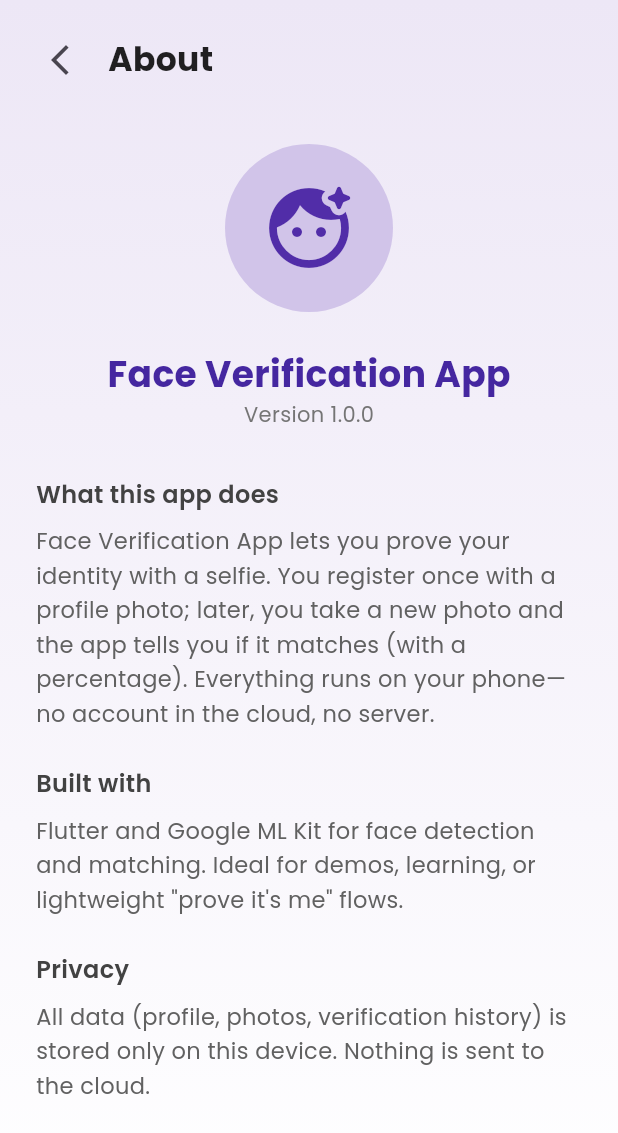
After one commit to V1shal-dev/facial_recognition_app, a Flutter app: the ProfileScreen screen opened directly, after a tap on "About", on a phone screen of 412 x 824 dp. The commit adds this screen. Shown: the top 1133 px of the screen. Run offline on Flutter 3.47's test engine with Material 3 defaults, Android fonts, the phone set to English and light mode, and no system bars; our stand-ins replace camera, flutter_animate, google_fonts, shared_preferences; missing offline and left inert: google_mlkit_face_detection; accounts and stored records are empty.

Commit message:
Add AboutScreen to provide app information and navigation from ProfileScreen

```diff
--- /dev/null
+++ b/lib/screens/about_screen.dart
@@ -0,0 +1,155 @@
+import 'package:flutter/material.dart';
+
+class AboutScreen extends StatelessWidget {
+  const AboutScreen({Key? key}) : super(key: key);
+
+  static const String appName = 'Face Verification App';
+  static const String version = '1.0.0';
+
+  @override
+  Widget build(BuildContext context) {
+    return Scaffold(
+      body: Container(
+        decoration: BoxDecoration(
+          gradient: LinearGradient(
+            begin: Alignment.topCenter,
+            end: Alignment.bottomCenter,
+            colors: [
+              Colors.deepPurple.shade50,
+              Colors.white,
+            ],
+          ),
+        ),
+        child: SafeArea(
+          child: Column(
+            children: [
+              Padding(
+                padding: const EdgeInsets.all(16.0),
+                child: Row(
+                  children: [
+                    IconButton(
+                      icon: const Icon(Icons.arrow_back_ios_new),
+                      onPressed: () => Navigator.pop(context),
+                    ),
+                    const SizedBox(width: 8),
+                    const Text(
+                      'About',
+                      style: TextStyle(
+                        fontSize: 22,
+                        fontWeight: FontWeight.bold,
+                        color: Colors.black87,
+                      ),
+                    ),
+                  ],
+                ),
+              ),
+              Expanded(
+                child: SingleChildScrollView(
+                  padding: const EdgeInsets.symmetric(horizontal: 24),
+                  child: Column(
+                    crossAxisAlignment: CrossAxisAlignment.start,
+                    children: [
+                      const SizedBox(height: 16),
+                      Center(
+                        child: Container(
+                          padding: const EdgeInsets.all(24),
+                          decoration: BoxDecoration(
+                            color: Colors.deepPurple.shade100,
+                            shape: BoxShape.circle,
+                          ),
+                          child: Icon(
+                            Icons.face_retouching_natural_rounded,
+                            size: 64,
+                            color: Colors.deepPurple.shade700,
+                          ),
+                        ),
+                      ),
+                      const SizedBox(height: 24),
+                      Center(
+                        child: Text(
+                          appName,
+                          style: TextStyle(
+                            fontSize: 24,
+                            fontWeight: FontWeight.bold,
+                            color: Colors.deepPurple.shade800,
+                          ),
+                        ),
+                      ),
+                      Center(
+                        child: Text(
+                          'Version $version',
+                          style: TextStyle(
+                            fontSize: 14,
+                            color: Colors.grey.shade600,
+                          ),
+                        ),
+                      ),
+                      const SizedBox(height: 32),
+                      Text(
+                        'What this app does',
+                        style: TextStyle(
+                          fontSize: 16,
+                          fontWeight: FontWeight.w600,
+                          color: Colors.grey.shade800,
+                        ),
+                      ),
+                      const SizedBox(height: 8),
+                      Text(
+                        'Face Verification App lets you prove your identity with a selfie. '
+                        'You register once with a profile photo; later, you take a new photo and the app tells you if it matches (with a percentage). '
+                        'Everything runs on your phone—no account in the cloud, no server.',
+                        style: TextStyle(
+                          fontSize: 15,
+                          height: 1.5,
+                          color: Colors.grey.shade700,
+                        ),
+                      ),
+                      const SizedBox(height: 24),
+                      Text(
+                        'Built with',
+                        style: TextStyle(
+                          fontSize: 16,
+                          fontWeight: FontWeight.w600,
+                          color: Colors.grey.shade800,
+                        ),
+                      ),
+                      const SizedBox(height: 8),
+                      Text(
+                        'Flutter and Google ML Kit for face detection and matching. '
+                        'Ideal for demos, learning, or lightweight "prove it\'s me" flows.',
+                        style: TextStyle(
+                          fontSize: 15,
+                          height: 1.5,
+                          color: Colors.grey.shade700,
+                        ),
+                      ),
+                      const SizedBox(height: 24),
+                      Text(
+                        'Privacy',
+                        style: TextStyle(
+                          fontSize: 16,
+                          fontWeight: FontWeight.w600,
+                          color: Colors.grey.shade800,
+                        ),
+                      ),
+                      const SizedBox(height: 8),
+                      Text(
+                        'All data (profile, photos, verification history) is stored only on this device. Nothing is sent to the cloud.',
+                        style: TextStyle(
+                          fontSize: 15,
+                          height: 1.5,
+                          color: Colors.grey.shade700,
+                        ),
+                      ),
+                      const SizedBox(height: 40),
+                    ],
+                  ),
+                ),
+              ),
+            ],
+          ),
+        ),
+      ),
+    );
+  }
+}
--- a/lib/screens/profile_screen.dart
+++ b/lib/screens/profile_screen.dart
@@ -3,7 +3,8 @@ import 'package:flutter/material.dart';
 import 'package:provider/provider.dart';
 import '../providers/user_provider.dart';
 import '../widgets/custom_button.dart';
-import '../screens/registration_screen.dart';
+import 'about_screen.dart';
+import 'registration_screen.dart';
 
 class ProfileScreen extends StatefulWidget {
   const ProfileScreen({Key? key}) : super(key: key);
@@ -211,6 +212,20 @@ class _ProfileScreenState extends State<ProfileScreen> with SingleTickerProvider
 
                     const SizedBox(height: 40),
 
+                    // About
+                    CustomButton(
+                      text: 'About',
+                      onPressed: () => Navigator.push(
+                        context,
+                        MaterialPageRoute(
+                          builder: (context) => const AboutScreen(),
+                        ),
+                      ),
+                      icon: Icons.info_outline_rounded,
+                    ),
+
+                    const SizedBox(height: 16),
+
                     // Logout Button
                     CustomButton(
                       text: 'Logout',
```
